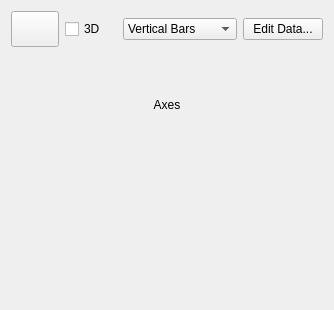
Old version of the form plugins/chartshape/PlotAreaConfigWidget.ui in the repository KDE/calligra.
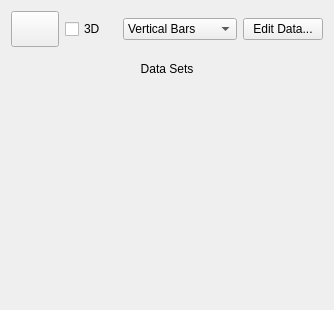
New version of the form. Icons and pictures are not drawn. Custom widgets are drawn as their Qt base class.

Commit message: Chart: Add radar config widget

Patch:
```diff
--- a/plugins/chartshape/PlotAreaConfigWidget.ui
+++ b/plugins/chartshape/PlotAreaConfigWidget.ui
@@ -88,7 +88,7 @@
    <item>
     <widget class="QStackedWidget" name="stackedWidget">
      <property name="currentIndex">
-      <number>2</number>
+      <number>3</number>
      </property>
      <widget class="QWidget" name="cartesianPage">
       <layout class="QVBoxLayout" name="verticalLayout_2">
@@ -203,6 +203,36 @@
        </item>
       </layout>
      </widget>
+     <widget class="QWidget" name="radarPage">
+      <layout class="QVBoxLayout" name="verticalLayout_6">
+       <item>
+        <widget class="QLabel" name="label_5">
+         <property name="text">
+          <string>Data Sets</string>
+         </property>
+         <property name="alignment">
+          <set>Qt::AlignCenter</set>
+         </property>
+        </widget>
+       </item>
+       <item>
+        <widget class="KoChart::RadarDataSetConfigWidget" name="radarDataSets" native="true"/>
+       </item>
+       <item>
+        <spacer name="verticalSpacer_3">
+         <property name="orientation">
+          <enum>Qt::Vertical</enum>
+         </property>
+         <property name="sizeHint" stdset="0">
+          <size>
+           <width>20</width>
+           <height>209</height>
+          </size>
+         </property>
+        </spacer>
+       </item>
+      </layout>
+     </widget>
     </widget>
    </item>
   </layout>
@@ -232,6 +262,12 @@
    <header>StockConfigWidget.h</header>
    <container>1</container>
   </customwidget>
+  <customwidget>
+   <class>KoChart::RadarDataSetConfigWidget</class>
+   <extends>QWidget</extends>
+   <header>RadarDataSetConfigWidget.h</header>
+   <container>1</container>
+  </customwidget>
  </customwidgets>
  <resources/>
  <connections/>
```
The commit also changes 8 other files.
